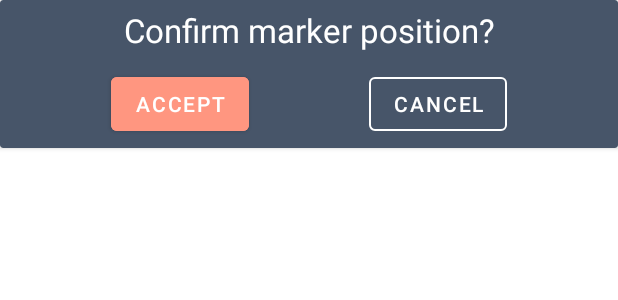
After one commit to tea561/MOSIS-PROJEKAT, an Android app: the layout bottom_sheet_confirm_marker.xml on its own in the app's theme, with its tools: preview values and no code run, on a phone screen of 412 x 824 dp. The commit adds this screen. Shown: the top 300 px of the screen. Run offline under Robolectric (Android 15) with nearby library versions, the phone set to English and light mode, and no system bars.

Commit message:
Dodavanje markera na mapu.

```diff
--- /dev/null
+++ b/CaptureTheFlag/app/src/main/res/layout/bottom_sheet_confirm_marker.xml
@@ -0,0 +1,117 @@
+<?xml version="1.0" encoding="utf-8"?>
+<androidx.cardview.widget.CardView
+    xmlns:android="http://schemas.android.com/apk/res/android"
+    xmlns:app="http://schemas.android.com/apk/res-auto"
+    android:layout_width="match_parent"
+    android:layout_height="wrap_content"
+    android:backgroundTint="@color/gray_dark">
+
+    <!--<RelativeLayout
+        android:layout_width="match_parent"
+        android:layout_height="wrap_content"
+        android:layout_margin="2dp">
+
+        <Button
+            android:id="@+id/btnBarrier"
+            style="@style/Widget.AppCompat.Button.Borderless"
+            android:layout_width="match_parent"
+            android:layout_height="wrap_content"
+            android:layout_marginStart="10dp"
+            android:layout_marginTop="10dp"
+            android:layout_marginEnd="10dp"
+            android:layout_marginBottom="10dp"
+            android:text="Add Team Barrier"
+            android:textAllCaps="false"
+            android:textSize="20sp"
+            app:icon="@drawable/ic_road_barrier_solid" />
+
+        <Button
+            android:id="@+id/btnEnemyBarrier"
+            style="@style/Widget.AppCompat.Button.Borderless"
+            android:layout_width="match_parent"
+            android:layout_height="wrap_content"
+            android:layout_below="@id/btnBarrier"
+            android:layout_marginStart="10dp"
+            android:layout_marginTop="10dp"
+            android:layout_marginEnd="10dp"
+            android:layout_marginBottom="10dp"
+            android:text="Add Enemy Barrier Marker"
+            android:textAllCaps="false"
+            android:textSize="20sp"
+            app:icon="@drawable/ic_burst_solid" />
+
+        <Button
+            android:id="@+id/btnEnemyFlag"
+            style="@style/Widget.AppCompat.Button.Borderless"
+            android:layout_width="match_parent"
+            android:layout_height="wrap_content"
+            android:layout_below="@id/btnEnemyBarrier"
+            android:layout_marginStart="10dp"
+            android:layout_marginTop="10dp"
+            android:layout_marginEnd="10dp"
+            android:layout_marginBottom="10dp"
+            android:text="Add Enemy Flag Marker"
+            android:textAllCaps="false"
+            android:textSize="20sp"
+            app:icon="@drawable/ic_location_crosshairs_solid" />
+
+        &lt;!&ndash;<Button
+            android:id="@+id/idBtnDismiss"
+            android:layout_width="match_parent"
+            android:layout_height="wrap_content"
+            android:layout_below="@id/idIVCourse"
+            android:layout_margin="10dp"
+            android:text="Dismiss dialog"
+            android:textAllCaps="false" />&ndash;&gt;
+
+    </RelativeLayout>-->
+
+    <LinearLayout
+        android:layout_width="match_parent"
+        android:layout_height="match_parent"
+        android:orientation="vertical">
+
+        <TextView
+            android:id="@+id/confirmText"
+            android:layout_width="match_parent"
+            android:layout_height="wrap_content"
+            android:text="Confirm marker position?"
+            android:layout_margin="5dp"
+            android:textAlignment="center"
+            android:textAppearance="@style/TextAppearance.AppCompat.Large"
+            android:textColor="@color/white" />
+
+        <androidx.constraintlayout.widget.ConstraintLayout
+            android:layout_width="match_parent"
+            android:layout_height="match_parent">
+
+            <Button
+                android:id="@+id/btnAccept"
+                android:layout_width="wrap_content"
+                android:layout_height="wrap_content"
+                android:backgroundTint="@color/orange"
+                android:layout_margin="5dp"
+                android:text="Accept"
+                app:layout_constraintBottom_toBottomOf="parent"
+                app:layout_constraintEnd_toStartOf="@+id/btnCancel"
+                app:layout_constraintStart_toStartOf="parent"
+                app:layout_constraintTop_toTopOf="parent" />
+
+            <Button
+                android:id="@+id/btnCancel"
+                style="@style/Widget.MaterialComponents.Button.OutlinedButton"
+                android:layout_width="wrap_content"
+                android:layout_height="wrap_content"
+                android:layout_margin="5dp"
+                android:text="Cancel"
+                android:textColor="@color/white"
+                app:iconTint="@color/white"
+                app:layout_constraintBottom_toBottomOf="parent"
+                app:layout_constraintEnd_toEndOf="parent"
+                app:layout_constraintStart_toEndOf="@+id/btnAccept"
+                app:layout_constraintTop_toTopOf="parent"
+                app:strokeColor="@color/white" />
+        </androidx.constraintlayout.widget.ConstraintLayout>
+
+    </LinearLayout>
+</androidx.cardview.widget.CardView>
```
Also changed, not shown: CaptureTheFlag/app/src/main/java/elfak/mosis/capturetheflag/game/map/MapFragment.kt (+67 -12 lines), CaptureTheFlag/app/src/main/java/elfak/mosis/capturetheflag/game/map/MapViewModel.kt (+40 -20 lines).
